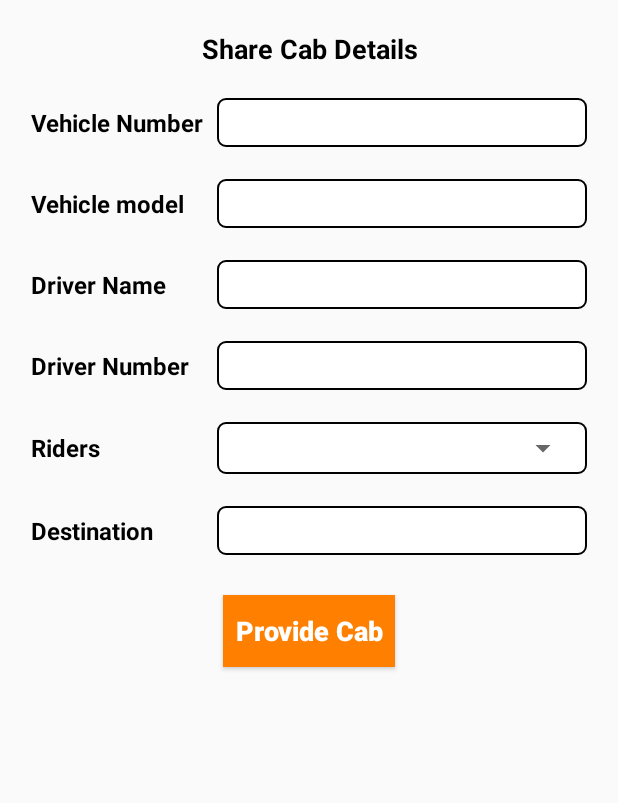
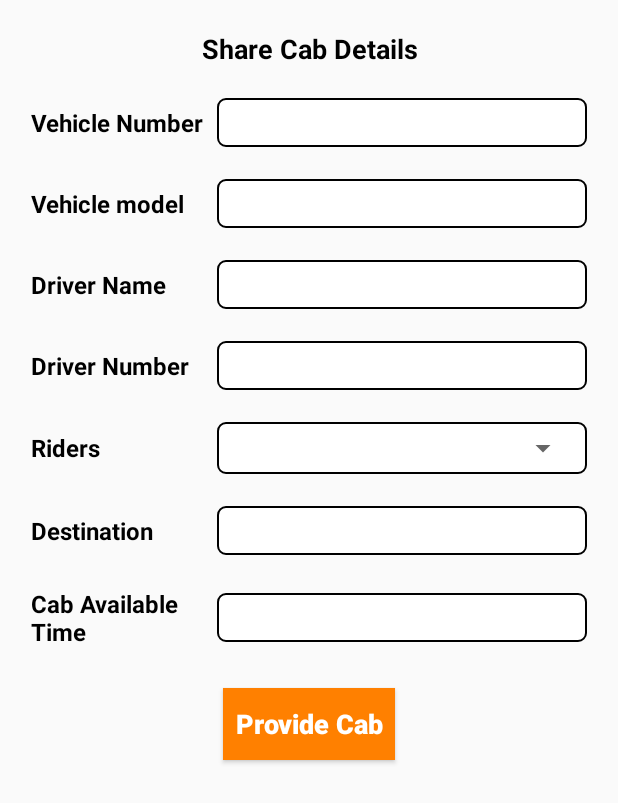
Before and after one commit to hareeshsun/Cabbie, an Android app: the layout approve_cab_details.xml on its own in the app's theme, with its tools: preview values and no code run, on a phone screen of 412 x 824 dp. Shown: the top 803 px of the screen. Run offline under Robolectric (Android 15) with nearby library versions, the phone set to English and light mode, and no system bars.

Commit message:
Fixed pickup time bug.

```diff
--- a/app/src/main/java/com/suntechnologies/cabbie/Adapters/FacilityAdapter.java
+++ b/app/src/main/java/com/suntechnologies/cabbie/Adapters/FacilityAdapter.java
@@ -80,8 +80,8 @@ public class FacilityAdapter extends RecyclerView.Adapter<FacilityViewHolder>
             @Override
             public void onClick(View view)
             {
-                //  getSupportFragmentManager().popBackStack(null, FragmentManager.POP_BACK_STACK_INCLUSIVE);
-                HelperMethods.replaceFragment(fragment.getActivity(), MainActivity.frameLayout.getId(), new ApproveCab(cabRequestList.employee_desitnation, cabRequestList.uid, cabRequestList.employee_id, cabRequestList.registrationToken), true);
+
+                HelperMethods.replaceFragment(fragment.getActivity(), MainActivity.frameLayout.getId(), new ApproveCab(cabRequestList.pickuptime,cabRequestList.employee_desitnation, cabRequestList.uid, cabRequestList.employee_id, cabRequestList.registrationToken), true);
 
             }
         });
--- a/app/src/main/java/com/suntechnologies/cabbie/Adapters/NotificationAdapter.java
+++ b/app/src/main/java/com/suntechnologies/cabbie/Adapters/NotificationAdapter.java
@@ -125,7 +125,7 @@ public class NotificationAdapter extends RecyclerView.Adapter<NotificationViewHo
                         notificationUser(notificationKey,"Cab Rejected","Manager is Rejected",fragment.getActivity(),false);
                     }
                     else {
-                        Toast.makeText(fragment.getActivity(),"Something went wrong. Please try again!",Toast.LENGTH_SHORT).show();
+                        HelperMethods.showDialog(fragment.getActivity(), " Sorry", "Problem connection to the server. Please try again later...");
                     }
 
                 }
@@ -201,7 +201,7 @@ public class NotificationAdapter extends RecyclerView.Adapter<NotificationViewHo
 
                         }else{
                             loadingDialog.dismiss();
-                            Toast.makeText(fragment.getActivity(),"Something went wrong. Please try again!",Toast.LENGTH_SHORT).show();
+                            HelperMethods.showDialog(fragment.getActivity(), " Sorry", "Problem connection to the server. Please try again later...");
                         }
 
 
--- a/app/src/main/java/com/suntechnologies/cabbie/Fragments/EmployeeFragment.java
+++ b/app/src/main/java/com/suntechnologies/cabbie/Fragments/EmployeeFragment.java
@@ -93,6 +93,7 @@ public class EmployeeFragment extends Fragment
             @Override
             public void onDataChange(@NonNull DataSnapshot dataSnapshot)
             {
+                employeeCabRequestList.clear();
                 Employee employee = dataSnapshot.getValue(Employee.class);
                 if (employee != null)
                 {
--- a/app/src/main/java/com/suntechnologies/cabbie/MessageReceiver.java
+++ b/app/src/main/java/com/suntechnologies/cabbie/MessageReceiver.java
@@ -30,6 +30,7 @@ public class MessageReceiver extends FirebaseMessagingService {
         super.onMessageReceived(remoteMessage);
         String title = remoteMessage.getNotification().getTitle();
         String message = remoteMessage.getNotification().getBody();
+        MainActivity.countBadge++;
        showNotifications(title, message);
     }
 
--- a/app/src/main/res/layout/approve_cab_details.xml
+++ b/app/src/main/res/layout/approve_cab_details.xml
@@ -211,6 +211,37 @@
             android:textSize="@dimen/text_size_16"/>
 
     </LinearLayout>
+    <LinearLayout
+        android:layout_width="match_parent"
+        android:layout_height="wrap_content"
+        android:layout_margin="5dp"
+        android:gravity="center"
+        android:padding="5dp"
+        android:orientation="horizontal"
+        android:weightSum="3">
+
+        <TextView
+            android:layout_width="match_parent"
+            android:layout_height="wrap_content"
+            android:layout_weight="2"
+            android:text="Cab Available Time"
+            android:textColor="@color/black"
+            android:textSize="@dimen/text_size_16"
+            android:textStyle="bold"
+            android:gravity="center|left"/>
+
+        <TextView
+
+            android:layout_width="match_parent"
+            android:layout_height="wrap_content"
+            android:id="@+id/cabAvailableTime"
+            android:layout_weight="1"
+            android:padding="5dp"
+            android:textColor="@color/black"
+            android:background="@drawable/white_background_with_black_border"
+            android:textSize="@dimen/text_size_16"/>
+
+    </LinearLayout>
 
     <Button
         android:layout_width="wrap_content"
```
Also changed, not shown: app/src/main/java/com/suntechnologies/cabbie/Fragments/ApproveCab.java (+41 -10 lines), app/src/main/java/com/suntechnologies/cabbie/Fragments/CabRequest.java (+18 -10 lines), app/src/main/java/com/suntechnologies/cabbie/MainActivity.java (+13 -3 lines), app/src/main/res/layout/login_page.xml (+24 -0 lines).
